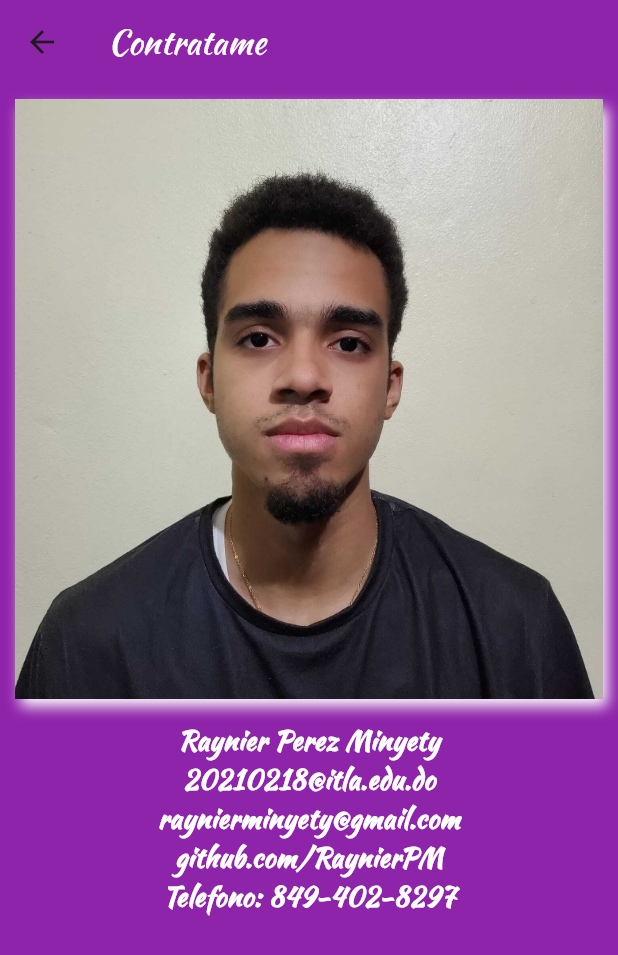
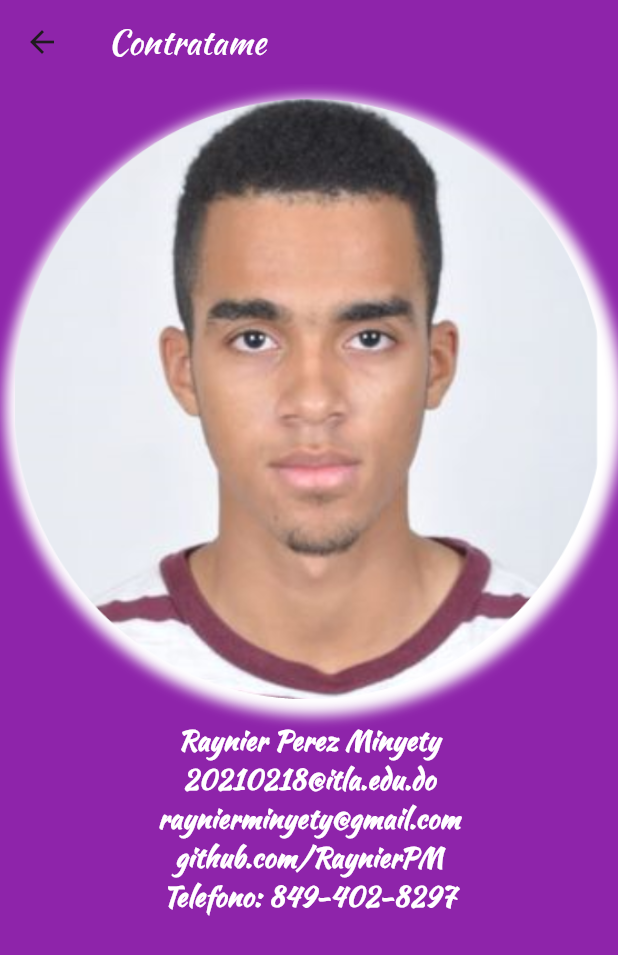
Before and after one commit to RaynierPM/tarea5_flutter, a Flutter app: the Contratame screen opened by its route, on a phone screen of 412 x 824 dp. Shown: the top 955 px of the screen. Run offline on Flutter 3.47's test engine with Material 2 defaults, Android fonts, the phone set to English and light mode, and no system bars; our stand-ins replace carousel_slider, video_player; network calls fail.

Commit message:
Cambio en los videos e imagenes

```diff
--- a/lib/contratame.dart
+++ b/lib/contratame.dart
@@ -27,8 +27,9 @@ class Contratame extends StatelessWidget {
           Container(
               margin: const EdgeInsets.only(bottom: 15.0),
               decoration: const BoxDecoration(
+                shape: BoxShape.circle,
                 boxShadow: [
-                  BoxShadow(color: Colors.white, blurRadius: 7,spreadRadius: 0 ,blurStyle: BlurStyle.normal, offset: Offset(3, 5))
+                  BoxShadow(color: Colors.white, blurRadius: 7,spreadRadius: 10,blurStyle: BlurStyle.normal, offset: Offset(3, 5))
                 ]
               ),
               child: Image.asset("assets/ray.png", width: 400, height: 400, fit: BoxFit.fitHeight,),
```
Also changed, not shown: assets/ray.png.
